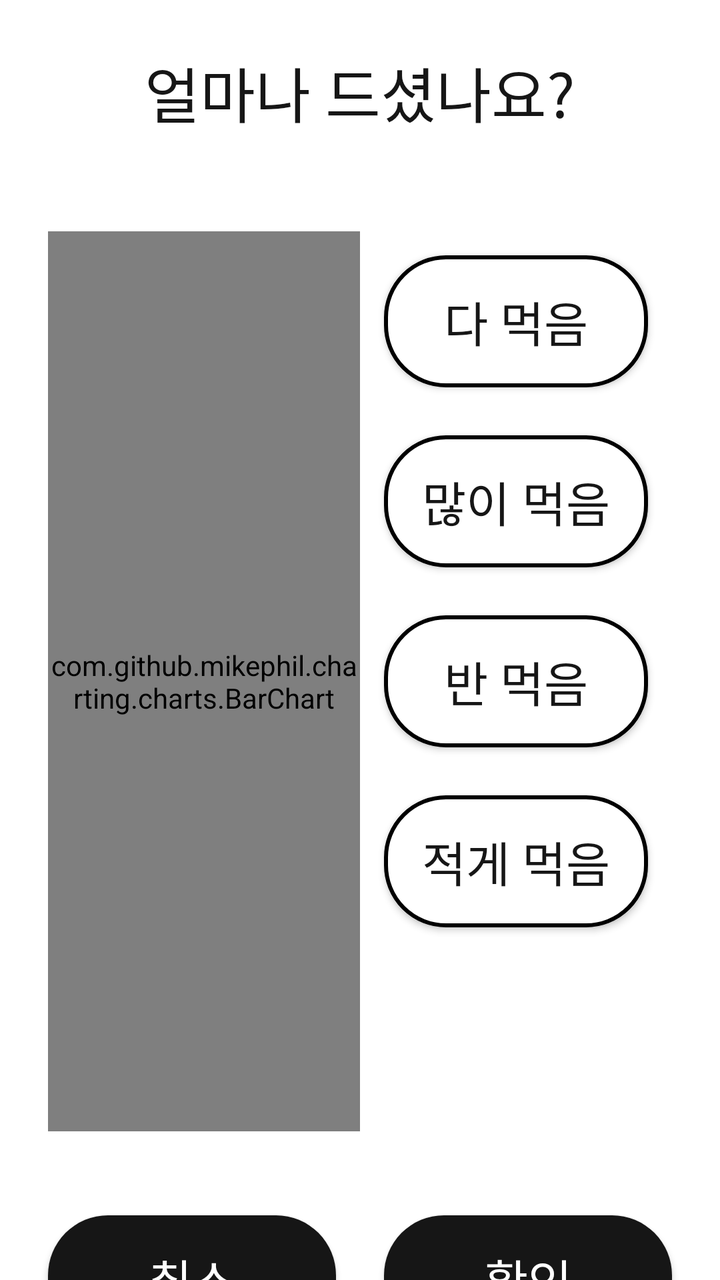
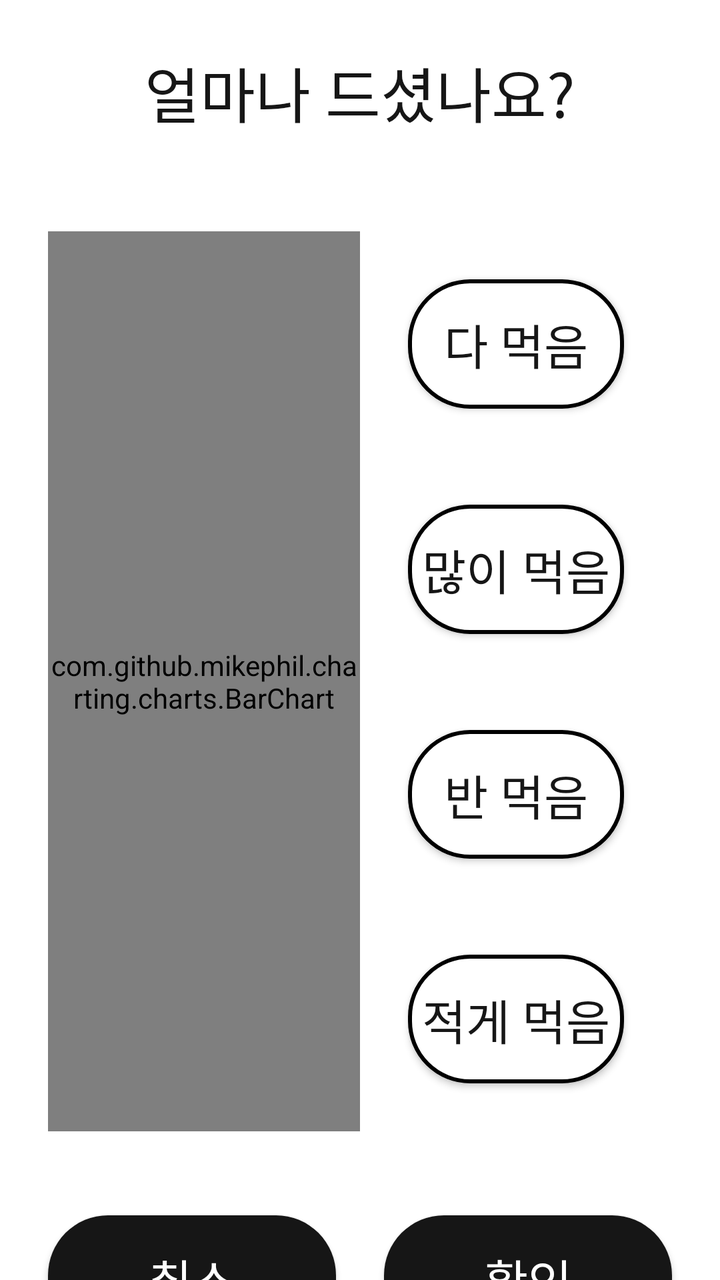

Before-and-after screenshots of an Android layout around one commit, followed by the original layout XML and the change that was made.
<!-- AndroidManifest.xml: application theme Theme.BeYourEyes -->
<!-- res/layout/activity_alert_dialog_intake.xml -->
<?xml version="1.0" encoding="utf-8"?>
<LinearLayout xmlns:android="http://schemas.android.com/apk/res/android"
    xmlns:tools="http://schemas.android.com/tools"
    android:layout_width="match_parent"
    android:layout_height="wrap_content"
    android:background="@drawable/alert_dialog_shape"
    android:orientation="vertical"
    tools:ignore="ExtraText">

    <TextView
        android:id="@+id/title"
        android:layout_width="match_parent"
        android:layout_height="wrap_content"
        android:layout_marginTop="24sp"
        android:layout_marginBottom="24sp"
        android:background="@drawable/alert_dialog_shape"
        android:textAlignment="center"
        android:textColor="@color/black"
        android:text="얼마나 드셨나요?"
        style="@style/title2"/>



    <LinearLayout
        android:layout_width="match_parent"
        android:layout_height="wrap_content"
        android:padding="24dp"
        android:orientation="horizontal">

        <com.github.mikephil.charting.charts.BarChart
            android:id="@+id/horizontalChartIntake"
            android:layout_width="match_parent"
            android:layout_height="450dp"
            android:layout_weight="1"
            android:background="@color/green" />

        <LinearLayout
            android:layout_width="match_parent"
            android:layout_height="match_parent"
            android:layout_weight="1"
            android:orientation="vertical">

            <androidx.appcompat.widget.AppCompatButton
                android:id="@+id/buttonAll"
                style="@style/title3"
                android:layout_width="match_parent"
                android:layout_height="match_parent"
                android:layout_margin="12sp"
                android:layout_weight="1"
                android:background="@drawable/button_default"
                android:text="다 먹음"
                android:textColor="@color/black" />

            <androidx.appcompat.widget.AppCompatButton
                android:id="@+id/buttonLot"
                style="@style/title3"
                android:layout_width="match_parent"
                android:layout_height="match_parent"
                android:layout_margin="12sp"
                android:layout_weight="1"
                android:background="@drawable/button_default"
                android:text="많이 먹음"
                android:textColor="@color/black" />

            <androidx.appcompat.widget.AppCompatButton
                android:id="@+id/buttonHalf"
                style="@style/title3"
                android:layout_width="match_parent"
                android:layout_height="match_parent"
                android:layout_margin="12sp"
                android:layout_weight="1"
                android:background="@drawable/button_default"
                android:text="반 먹음"
                android:textColor="@color/black" />

            <androidx.appcompat.widget.AppCompatButton
                android:id="@+id/buttonLittle"
                style="@style/title3"
                android:layout_width="match_parent"
                android:layout_height="match_parent"
                android:layout_margin="12sp"
                android:layout_weight="1"
                android:background="@drawable/button_default"
                android:text="적게 먹음"
                android:textColor="@color/black" />

            <View
                android:layout_width="match_parent"
                android:layout_height="match_parent"
                android:layout_weight="1"
                android:background="@color/transparent" />

        </LinearLayout>


    </LinearLayout>

    <LinearLayout
        android:layout_width="match_parent"
        android:layout_height="100sp"
        android:orientation="horizontal">

        <androidx.appcompat.widget.AppCompatButton
            android:id="@+id/buttonBack"
            android:layout_width="match_parent"
            android:layout_height="64sp"
            android:layout_gravity="center"
            android:layout_marginStart="24sp"
            android:layout_marginEnd="12sp"
            android:layout_weight="1"
            android:text="취소"
            android:background="@drawable/button_black"
            android:textColor="@color/white"
            style="@style/title3"/>

        <androidx.appcompat.widget.AppCompatButton
            android:id="@+id/buttonSend"
            android:layout_width="match_parent"
            android:layout_height="64sp"
            android:layout_gravity="center"
            android:layout_marginStart="12sp"
            android:layout_marginEnd="24sp"
            android:layout_weight="1"
            android:text="확인"
            android:background="@drawable/button_black"
            android:textColor="@color/white"
            style="@style/title3"/>
    </LinearLayout>


</LinearLayout>
<!-- resources referenced by this layout -->
<resources>
  <color name="black">#FF161616</color>
  <color name="green">#FF34CA00</color>
  <color name="transparent">#00FFFFFF</color>
  <color name="white">#FFFFFFFF</color>
  <!-- drawable alert_dialog_shape (drawable) -->
  <?xml version="1.0" encoding="utf-8"?>
  <shape xmlns:android="http://schemas.android.com/apk/res/android">
      <solid android:color="@color/white" />
      <corners android:radius="30dp" />
  </shape>
  <!-- drawable button_black (drawable) -->
  <?xml version="1.0" encoding="utf-8"?>
  <shape xmlns:android="http://schemas.android.com/apk/res/android"
      android:shape="rectangle">
      <solid android:color="@color/black" />
      <corners android:radius="30dp" />
  
  </shape>
  <!-- drawable button_default (drawable) -->
  <?xml version="1.0" encoding="utf-8"?>
  <shape xmlns:android="http://schemas.android.com/apk/res/android"
      android:shape="rectangle">
      <solid android:color="@color/white" />
      <stroke android:width="2sp" />
      <corners android:radius="30dp" />
  
  </shape>
  <style name="title2">
          <item name="android:fontFamily">@font/pretendard700</item>
          <item name="android:textSize">30sp</item>
      </style>
  <style name="title3">
          <item name="android:fontFamily">@font/pretendard600</item>
          <item name="android:textSize">24sp</item>
      </style>
  <style name="Theme.BeYourEyes" parent="Theme.MaterialComponents.DayNight.DarkActionBar">
          
          <item name="colorPrimary">@color/purple_500</item>
          <item name="colorPrimaryVariant">@color/purple_700</item>
          <item name="colorOnPrimary">@color/white</item>
          
          <item name="colorSecondary">@color/teal_200</item>
          <item name="colorSecondaryVariant">@color/teal_700</item>
          <item name="colorOnSecondary">@color/black</item>
          
          <item name="android:statusBarColor">?attr/colorPrimaryVariant</item>
          
  
          
          <item name="windowNoTitle">true</item>
          
          <item name="android:windowFullscreen">true</item>
      </style>
  <color name="purple_500">#FF6200EE</color>
  <color name="purple_700">#FF3700B3</color>
  <color name="teal_200">#FF03DAC5</color>
  <color name="teal_700">#FF018786</color>
</resources>

<!-- the commit's change to res/layout/activity_alert_dialog_intake.xml (unified diff, before → after) -->
@@ -45,7 +45,7 @@
                 style="@style/title3"
                 android:layout_width="match_parent"
                 android:layout_height="match_parent"
-                android:layout_margin="12sp"
+                android:layout_margin="24sp"
                 android:layout_weight="1"
                 android:background="@drawable/button_default"
                 android:text="다 먹음"
@@ -56,7 +56,7 @@
                 style="@style/title3"
                 android:layout_width="match_parent"
                 android:layout_height="match_parent"
-                android:layout_margin="12sp"
+                android:layout_margin="24sp"
                 android:layout_weight="1"
                 android:background="@drawable/button_default"
                 android:text="많이 먹음"
@@ -67,7 +67,7 @@
                 style="@style/title3"
                 android:layout_width="match_parent"
                 android:layout_height="match_parent"
-                android:layout_margin="12sp"
+                android:layout_margin="24sp"
                 android:layout_weight="1"
                 android:background="@drawable/button_default"
                 android:text="반 먹음"
@@ -78,17 +78,12 @@
                 style="@style/title3"
                 android:layout_width="match_parent"
                 android:layout_height="match_parent"
-                android:layout_margin="12sp"
+                android:layout_margin="24sp"
                 android:layout_weight="1"
                 android:background="@drawable/button_default"
                 android:text="적게 먹음"
                 android:textColor="@color/black" />
 
-            <View
-                android:layout_width="match_parent"
-                android:layout_height="match_parent"
-                android:layout_weight="1"
-                android:background="@color/transparent" />
 
         </LinearLayout>
 
<!-- resource entries referenced after the edit -->
@@ -2,7 +2,6 @@
 <resources>
   <color name="black">#FF161616</color>
   <color name="green">#FF34CA00</color>
-  <color name="transparent">#00FFFFFF</color>
   <color name="white">#FFFFFFFF</color>
   <!-- drawable alert_dialog_shape (drawable) -->
   <?xml version="1.0" encoding="utf-8"?>
